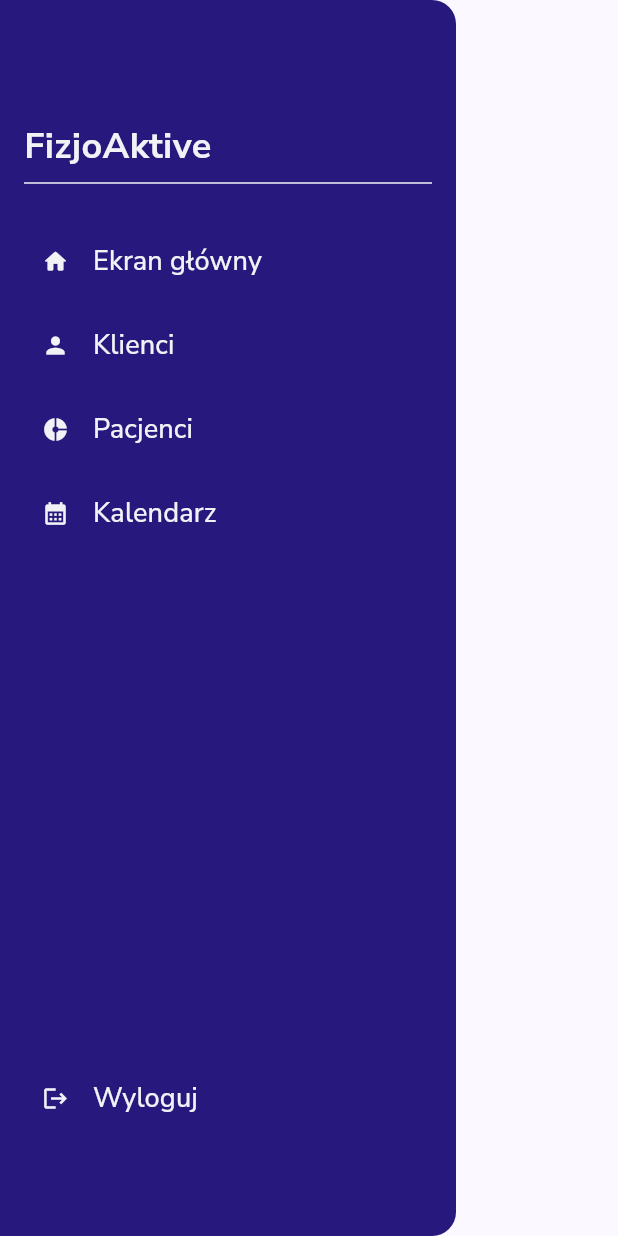
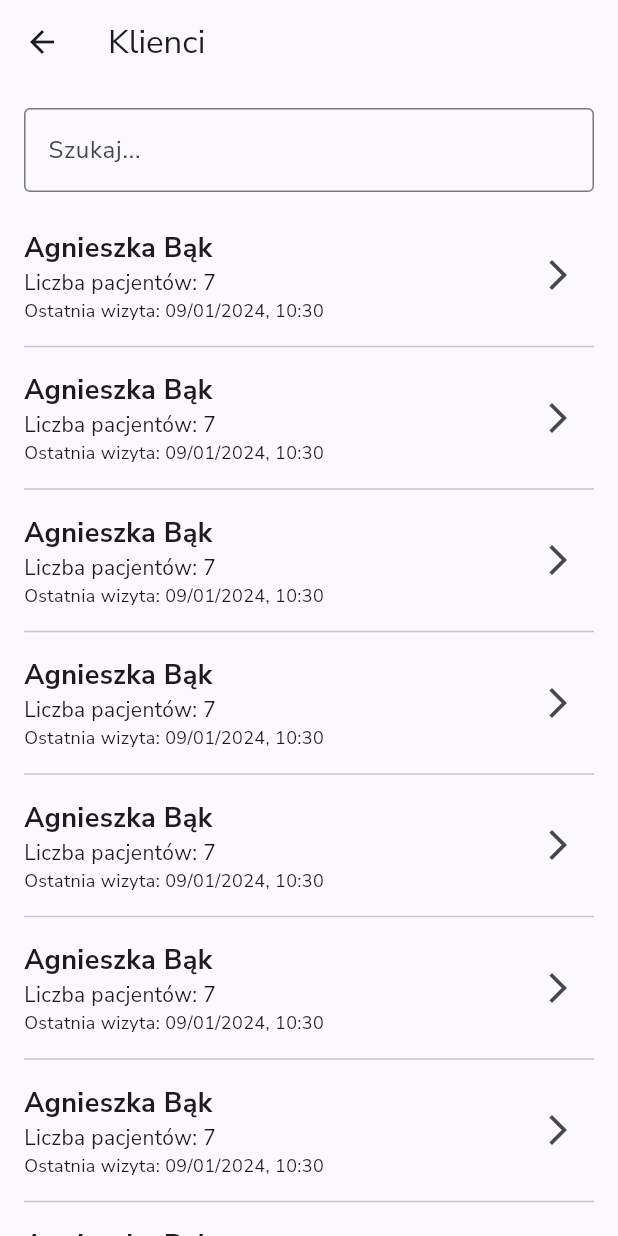
Before and after one commit to mateuszFicek/fizjoaktive, a Flutter app: the HomeDrawer widget shown alone on an empty page, opened directly, after a tap on "Klienci", on a phone screen of 412 x 824 dp. Run offline on Flutter 3.47's test engine with Material 3 defaults, Android fonts, the phone set to English and light mode, and no system bars; our stand-ins replace auto_route, dartz, equatable, firebase_auth, firebase_core, firebase_crashlytics and 6 more; accounts and stored records are empty; generated files the repository leaves out were written again; network calls fail.

Commit message:
Added UI for clients page

```diff
--- a/lib/core/navigator/app_router.dart
+++ b/lib/core/navigator/app_router.dart
@@ -2,6 +2,7 @@ import 'package:auto_route/auto_route.dart';
 import 'package:injectable/injectable.dart';
 
 import '../../features/authentication/presentation/pages/login_page.dart';
+import '../../features/clients/presentation/pages/clients_page.dart';
 import '../../features/home_screen/presentation/pages/home_page.dart';
 
 part 'app_router.gr.dart';
@@ -16,6 +17,7 @@ class AppRouter extends _$AppRouter {
   List<AutoRoute> get routes => [
         AutoRoute(page: HomeRoute.page, initial: true),
         AutoRoute(page: LoginRoute.page),
+        AutoRoute(page: ClientsRoute.page),
       ];
 }
 
@@ -26,4 +28,7 @@ class AppNavigator {
   Future<void> navigateHome() async {
     router.replace(const HomeRoute());
   }
+
+  Future<void> navigateToAllClients() async =>
+      router.push(const ClientsRoute());
 }
--- /dev/null
+++ b/lib/features/clients/presentation/pages/clients_page.dart
@@ -0,0 +1,80 @@
+import 'package:auto_route/auto_route.dart';
+import 'package:fizjoaktive/core/utils/date_utils.dart';
+import 'package:fizjoaktive/theme/size_utils.dart';
+import 'package:fizjoaktive/theme/text_theme.dart';
+import 'package:fizjoaktive/widgets/text_input.dart';
+import 'package:flutter/material.dart';
+
+@RoutePage()
+class ClientsPage extends StatelessWidget {
+  const ClientsPage({super.key});
+
+  @override
+  Widget build(BuildContext context) {
+    return Scaffold(
+      appBar: AppBar(title: const Text("Klienci")),
+      body: _body(context),
+    );
+  }
+
+  Widget _body(BuildContext context) {
+    return Column(
+      children: [
+        Padding(
+          padding: EdgeInsets.all(Sizes.gapSizes.size16),
+          child: TextInput(
+            controller: TextEditingController(),
+            labelText: "Szukaj...",
+          ),
+        ),
+        Flexible(
+          child: ListView.separated(
+            itemCount: 16,
+            shrinkWrap: true,
+            itemBuilder: (context, index) {
+              return InkWell(
+                onTap: () {},
+                child: Padding(
+                  padding: EdgeInsets.symmetric(
+                    horizontal: Sizes.gapSizes.size16,
+                    vertical: Sizes.gapSizes.size8,
+                  ),
+                  child: Row(
+                    mainAxisAlignment: MainAxisAlignment.spaceBetween,
+                    children: [
+                      Column(
+                        crossAxisAlignment: CrossAxisAlignment.start,
+                        children: [
+                          Text(
+                            "Agnieszka Bąk",
+                            style: CustomTextTheme.header1BoldTextStyle,
+                          ),
+                          Text(
+                            "Liczba pacjentów: 7",
+                            style: CustomTextTheme.header2TextStyle,
+                          ),
+                          Text(
+                            "Ostatnia wizyta: ${DateTime.now().fullDateAndHour}",
+                            style: CustomTextTheme.header3TextStyle,
+                          )
+                        ],
+                      ),
+                      IconButton(
+                        onPressed: () {},
+                        icon: const Icon(Icons.arrow_forward_ios),
+                      ),
+                    ],
+                  ),
+                ),
+              );
+            },
+            separatorBuilder: (_, __) => Divider(
+              indent: Sizes.gapSizes.size16,
+              endIndent: Sizes.gapSizes.size16,
+            ),
+          ),
+        ),
+      ],
+    );
+  }
+}
--- a/lib/features/home_screen/presentation/widgets/home_drawer.dart
+++ b/lib/features/home_screen/presentation/widgets/home_drawer.dart
@@ -1,3 +1,5 @@
+import 'package:fizjoaktive/core/injectable/injectable_config.dart';
+import 'package:fizjoaktive/core/navigator/app_router.dart';
 import 'package:fizjoaktive/features/home_screen/domain/enums/drawer_item.dart';
 import 'package:fizjoaktive/theme/size_utils.dart';
 import 'package:fizjoaktive/theme/text_theme.dart';
@@ -47,7 +49,7 @@ class HomeDrawer extends StatelessWidget {
     return Padding(
       padding: const EdgeInsets.symmetric(vertical: 4.0),
       child: TextButton(
-        onPressed: () {},
+        onPressed: () => onDrawerItemPressed(drawerItem),
         child: Row(
           mainAxisAlignment: MainAxisAlignment.start,
           crossAxisAlignment: CrossAxisAlignment.center,
@@ -68,4 +70,10 @@ class HomeDrawer extends StatelessWidget {
       ),
     );
   }
+
+  void onDrawerItemPressed(DrawerItem drawerItem) {
+    if (drawerItem == DrawerItem.clients) {
+      getIt<AppNavigator>().navigateToAllClients();
+    }
+  }
 }
```
